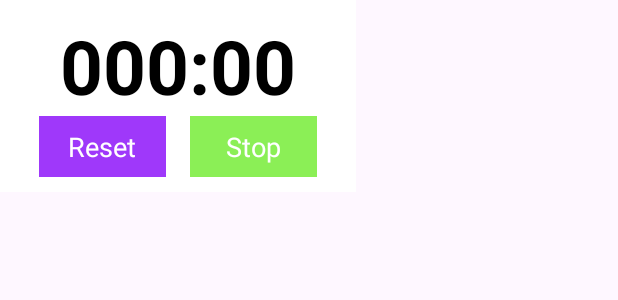
After one commit to NatInformant/StopWatchTestingApp1, an Android app: the layout stopwatch_overlay.xml on its own in the app's theme, with its tools: preview values and no code run, on a phone screen of 412 x 824 dp. The commit adds this screen. Shown: the top 300 px of the screen. Run offline under Robolectric (Android 15) with nearby library versions, the phone set to English and light mode, and no system bars.

Commit message:
window overlay first version done

```diff
--- a/app/src/main/java/com/example/healthypetsadvisor/stopwatchtestingapplication/utils/Constants.kt
+++ b/app/src/main/java/com/example/healthypetsadvisor/stopwatchtestingapplication/utils/Constants.kt
@@ -7,10 +7,7 @@ object Constants {
 
     const val STOPWATCH_STATE = "STOPWATCH_STATE"
     const val STOPWATCH_START_TIME = "STOPWATCH_START_TIME"
-
-    const val NOTIFICATION_CHANNEL_ID = "STOPWATCH_NOTIFICATION_ID"
-    const val NOTIFICATION_CHANNEL_NAME = "STOPWATCH_NOTIFICATION"
-    const val NOTIFICATION_ID = 10
+    const val REQUEST_OVERLAY_PERMISSION = -1010101
 
     const val CLICK_REQUEST_CODE = 100
     const val CANCEL_REQUEST_CODE = 101
--- a/app/src/main/res/layout/stopwatch_list_element.xml
+++ b/app/src/main/res/layout/stopwatch_list_element.xml
@@ -2,13 +2,14 @@
 <LinearLayout xmlns:android="http://schemas.android.com/apk/res/android"
     android:layout_width="wrap_content"
     android:layout_height="wrap_content"
+    xmlns:tools="http://schemas.android.com/tools"
     android:layout_marginEnd="40dp">
     <TextView
         android:id="@+id/textViewStopWatch"
         android:layout_width="wrap_content"
         android:layout_height="wrap_content"
         android:gravity="center"
-        android:text="00:00:00"
+        tools:text="00:00:00"
         android:textColor="@color/black"
         android:textSize="50sp"
         android:textStyle="bold"/>
--- /dev/null
+++ b/app/src/main/res/layout/stopwatch_overlay.xml
@@ -0,0 +1,54 @@
+<?xml version="1.0" encoding="utf-8"?>
+<androidx.constraintlayout.widget.ConstraintLayout xmlns:android="http://schemas.android.com/apk/res/android"
+    xmlns:app="http://schemas.android.com/apk/res-auto"
+    android:id="@+id/stopwatch_overley"
+    android:layout_width="wrap_content"
+    android:layout_height="wrap_content"
+    android:background="@color/white"
+    android:padding="10dp">
+
+    <TextView
+        android:id="@+id/stopwatch_textview"
+        android:layout_width="wrap_content"
+        android:layout_height="wrap_content"
+        android:gravity="center"
+        android:paddingHorizontal="30dp"
+        android:text="000:00"
+        android:textColor="@color/black"
+        android:textSize="50sp"
+        android:textStyle="bold"
+        app:layout_constraintStart_toStartOf="parent"
+        app:layout_constraintTop_toTopOf="parent" />
+
+    <TextView
+        android:id="@+id/reset_button"
+        android:layout_width="0dp"
+        android:layout_height="wrap_content"
+        android:layout_marginStart="16dp"
+        android:background="#9F38FA"
+        android:gravity="center"
+        android:padding="8dp"
+        android:text="Reset"
+        android:textColor="@color/white"
+        android:textSize="18sp"
+        app:layout_constraintEnd_toStartOf="@+id/resume_or_stop_textview"
+        app:layout_constraintStart_toStartOf="parent"
+        app:layout_constraintTop_toBottomOf="@+id/stopwatch_textview" />
+
+    <TextView
+        android:id="@+id/resume_or_stop_textview"
+        android:layout_width="0dp"
+        android:layout_height="wrap_content"
+        android:layout_marginStart="16dp"
+        android:layout_marginEnd="16dp"
+        android:background="#8BEF56"
+        android:gravity="center"
+        android:padding="8dp"
+        android:text="Stop"
+        android:textColor="@color/white"
+        android:textSize="18sp"
+        app:layout_constraintEnd_toEndOf="parent"
+        app:layout_constraintHorizontal_bias="0.5"
+        app:layout_constraintStart_toEndOf="@+id/reset_button"
+        app:layout_constraintTop_toBottomOf="@+id/stopwatch_textview" />
+</androidx.constraintlayout.widget.ConstraintLayout>
```
Also changed, not shown: app/src/main/AndroidManifest.xml (+3 -5 lines), app/src/main/java/com/example/healthypetsadvisor/stopwatchtestingapplication/di/modules/ServiceModule.kt (+13 -16 lines), app/src/main/java/com/example/healthypetsadvisor/stopwatchtestingapplication/service/OverlayService.kt (added, +110 -0 lines), app/src/main/java/com/example/healthypetsadvisor/stopwatchtestingapplication/service/ServiceHelper.kt (deleted, +0 -67 lines), app/src/main/java/com/example/healthypetsadvisor/stopwatchtestingapplication/service/StopwatchNotificationService.kt (deleted, +0 -175 lines), app/src/main/java/com/example/healthypetsadvisor/stopwatchtestingapplication/ui/MainActivity.kt (+4 -13 lines), app/src/main/java/com/example/healthypetsadvisor/stopwatchtestingapplication/ui/main/MainFragment.kt (+34 -18 lines), app/src/main/java/com/example/healthypetsadvisor/stopwatchtestingapplication/utils/StopwatchUtils.kt (+11 -0 lines).
